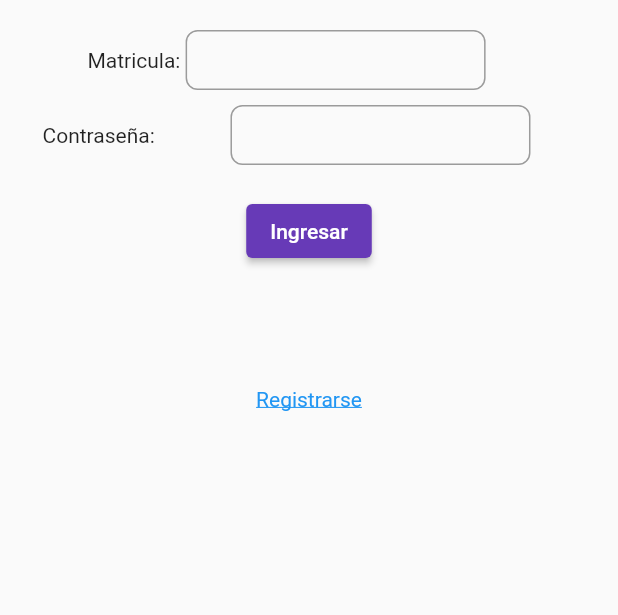
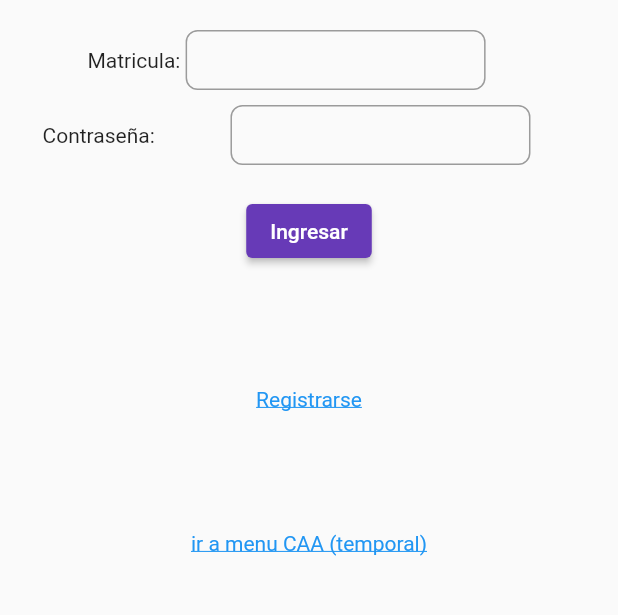
Before and after one commit to EmoMeza/proyecto-informatico, a Flutter app: the screen it shows after launch, on a phone screen of 412 x 824 dp, the part 339-954 px from its top. Run offline on Flutter 3.47's test engine with Material 2 defaults, Android fonts, the phone set to English and light mode, and no system bars; our stand-ins replace carousel_slider.

Commit message:
🩹 Temporary fix

```diff
--- a/frontend/lib/pages/login.dart
+++ b/frontend/lib/pages/login.dart
@@ -26,6 +26,12 @@ class _LoginState extends State<Login> {
     Navigator.push(
       context,
       MaterialPageRoute(builder: (context) => const Registro()),
+    );
+  }
+  void irACAA() {
+    Navigator.push(
+      context,
+      MaterialPageRoute(builder: (context) => menuCAA()),
     );
   }
 
@@ -175,6 +181,19 @@ class _LoginState extends State<Login> {
                 ),
               ),
             ),
+            const SizedBox(height: 80),
+            Center(
+              child: InkWell(
+                onTap: irACAA,
+                child: const Text(
+                  'ir a menu CAA (temporal)',
+                  style: TextStyle(
+                    color: Colors.blue,
+                    decoration: TextDecoration.underline,
+                  ),
+                ),
+              ),
+            ),
           ],
         ),
       ),
```
